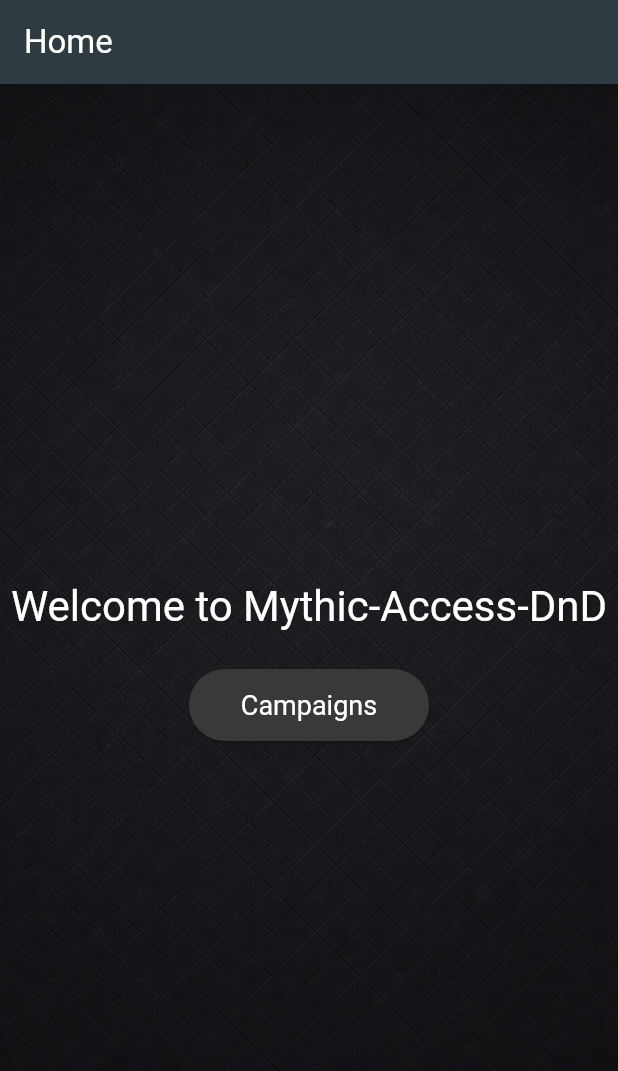
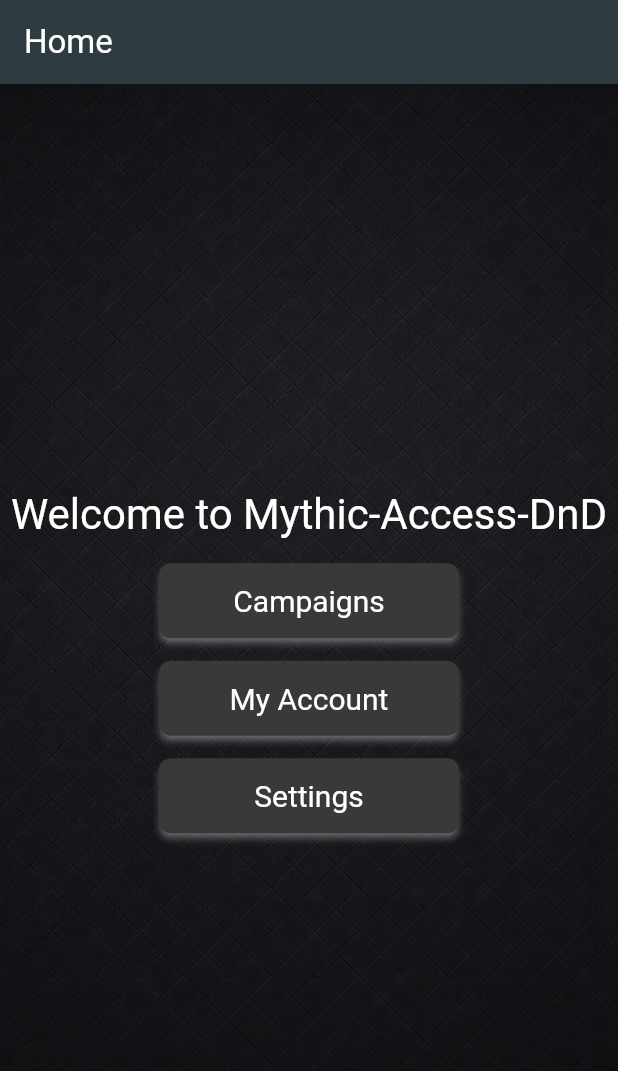
Before and after one commit to jensma89/mythic-access-frontend, a Flutter app: the screen it shows after launch, after a tap on "Login", on a phone screen of 412 x 824 dp. Shown: the top 1071 px of the screen. Run offline on Flutter 3.47's test engine with Material 3 defaults, Android fonts, the phone set to English and light mode, and no system bars.

Commit message:
Add more design to buttons

```diff
--- a/lib/pages/login_page.dart
+++ b/lib/pages/login_page.dart
@@ -15,7 +15,6 @@ class LoginPage extends StatelessWidget {
         body: Center(
           child: Column(
             mainAxisSize: MainAxisSize.min,
-            mainAxisAlignment: MainAxisAlignment.spaceEvenly,
             children: [
               PrimaryButton(
                 text: 'Login',
@@ -24,6 +23,7 @@ class LoginPage extends StatelessWidget {
                 },
               ),
 
+              const SizedBox(height: 10),
               SecondaryButton(
                 text: 'Quit test',
                 onPressed: () {
--- a/lib/pages/start_page.dart
+++ b/lib/pages/start_page.dart
@@ -24,11 +24,25 @@ class StartPage extends StatelessWidget {
                 'Welcome to Mythic-Access-DnD',
                 style: Theme.of(context).textTheme.headlineMedium,
               ),
-              const SizedBox(height: 24),
+              const SizedBox(height: 15),
               AppButton(
                 text: 'Campaigns',
                 onPressed: () {
                   print('Campaign button pressed.');
+                },
+              ),
+              const SizedBox(height: 15),
+              AppButton(
+                text: 'My Account',
+                onPressed: () {
+                  print('My Account button pressed.');
+                },
+              ),
+              const SizedBox(height: 15),
+              AppButton(
+                text: 'Settings',
+                onPressed: () {
+                  print('Settings button pressed.');
                 },
               ),
             ],
--- a/lib/theme/dark_theme.dart
+++ b/lib/theme/dark_theme.dart
@@ -12,17 +12,22 @@ ThemeData darkTheme = ThemeData(
   ),
 
   textTheme: const TextTheme(
-    bodyLarge: TextStyle(fontSize: 18),
-    bodyMedium: TextStyle(fontSize: 16),
-    labelLarge: TextStyle(fontSize: 16),
+    bodyLarge: TextStyle(fontSize: 20),
+    bodyMedium: TextStyle(fontSize: 18),
+    labelLarge: TextStyle(fontSize: 18),
   ),
 
   elevatedButtonTheme: ElevatedButtonThemeData(
     style: ElevatedButton.styleFrom(
       backgroundColor: Color.fromRGBO(56, 57, 57, 1.0),
       foregroundColor: Colors.white,
-      minimumSize: const Size(160, 48),
-      textStyle: const TextStyle(fontSize: 18),
+      minimumSize: const Size(200, 50), // min size of the app button
+      maximumSize: const Size(300, 70), // max size of the app button
+      padding: const EdgeInsets.symmetric(horizontal: 24, vertical: 12),
+      textStyle: const TextStyle(fontSize: 20),
+      shape: RoundedRectangleBorder(borderRadius: BorderRadius.circular(8)),
+      elevation: 2, // Button shadow
+      shadowColor: Color.fromRGBO(255, 255, 255, 0.8),
     ),
   ),
 
```
